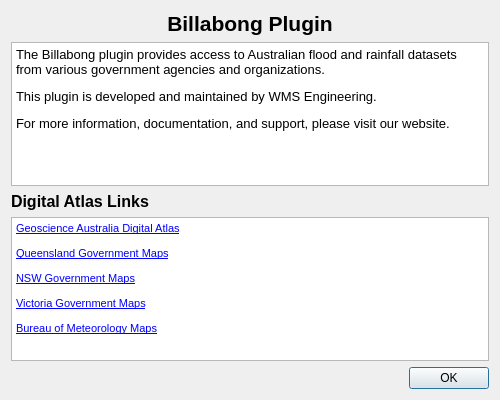
First picture: the form in settings/about_dialog.ui, repository lmillard79/Billabong-QGIS-Plugin, before the edit.
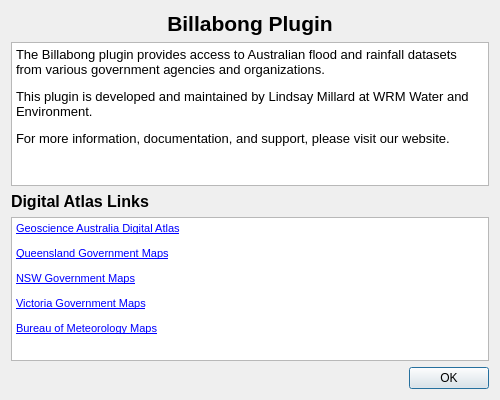
Second picture: the form after the edit.

What changed in the file:
```diff
--- a/settings/about_dialog.ui
+++ b/settings/about_dialog.ui
@@ -39,7 +39,7 @@
 p, li { white-space: pre-wrap; }
 &lt;/style&gt;&lt;/head&gt;&lt;body style=&quot; font-family:'MS Shell Dlg 2'; font-size:8.25pt; font-weight:400; font-style:normal;&quot;&gt;
 &lt;p style=&quot; margin-top:0px; margin-bottom:12px; margin-left:0px; margin-right:0px; -qt-block-indent:0; text-indent:0px;&quot;&gt;&lt;span style=&quot; font-size:10pt;&quot;&gt;The Billabong plugin provides access to Australian flood and rainfall datasets from various government agencies and organizations.&lt;/span&gt;&lt;/p&gt;
-&lt;p style=&quot; margin-top:0px; margin-bottom:12px; margin-left:0px; margin-right:0px; -qt-block-indent:0; text-indent:0px;&quot;&gt;&lt;span style=&quot; font-size:10pt;&quot;&gt;This plugin is developed and maintained by WMS Engineering.&lt;/span&gt;&lt;/p&gt;
+&lt;p style=&quot; margin-top:0px; margin-bottom:12px; margin-left:0px; margin-right:0px; -qt-block-indent:0; text-indent:0px;&quot;&gt;&lt;span style=&quot; font-size:10pt;&quot;&gt;This plugin is developed and maintained by Lindsay Millard at WRM Water and Environment.&lt;/span&gt;&lt;/p&gt;
 &lt;p style=&quot; margin-top:0px; margin-bottom:12px; margin-left:0px; margin-right:0px; -qt-block-indent:0; text-indent:0px;&quot;&gt;&lt;span style=&quot; font-size:10pt;&quot;&gt;For more information, documentation, and support, please visit our website.&lt;/span&gt;&lt;/p&gt;&lt;/body&gt;&lt;/html&gt;</string>
      </property>
     </widget>
```
